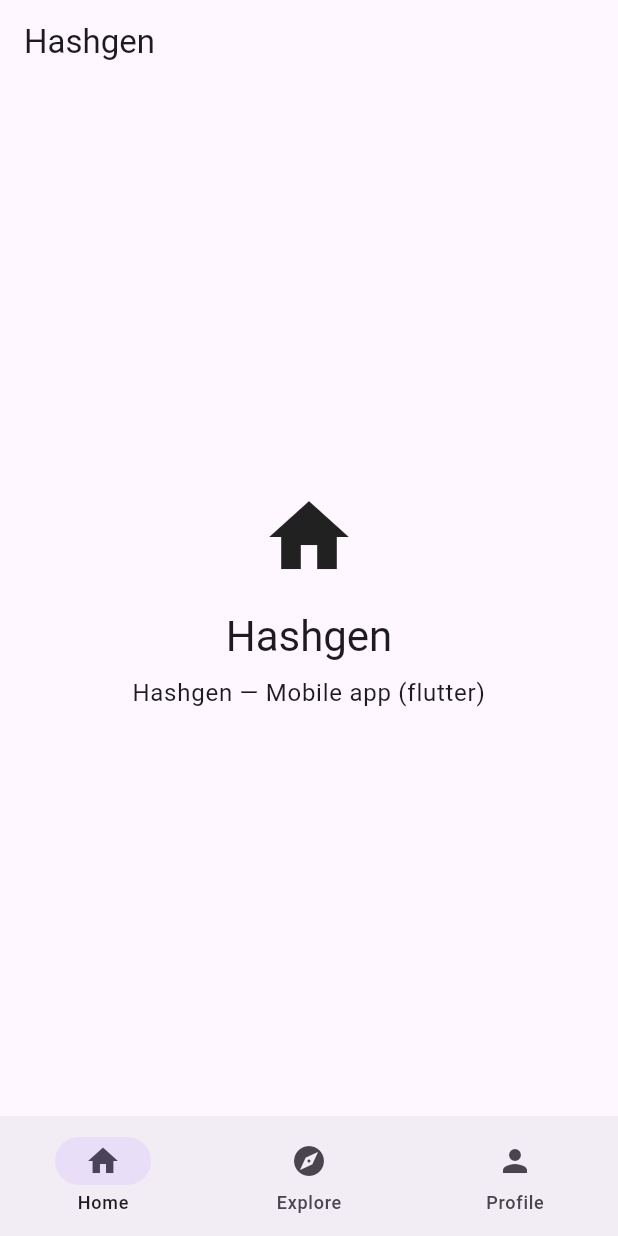
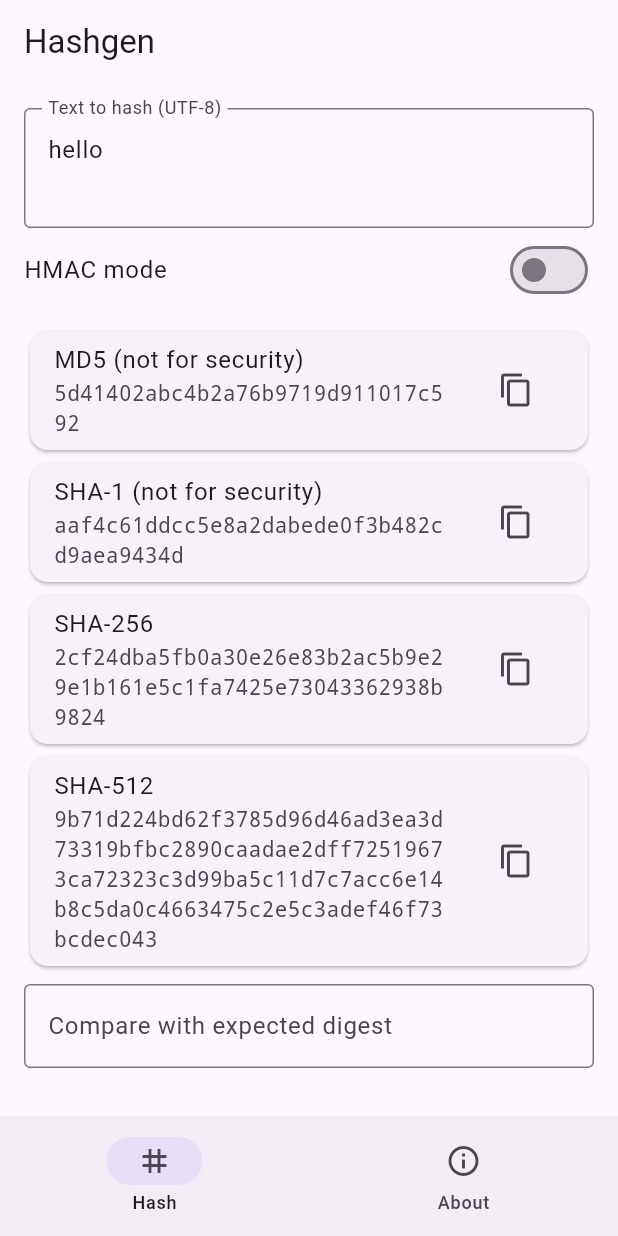
Before and after one commit to bookchaowalit-mobile/bookchaowalit-hashgen-mobile, a Flutter app: the screen it shows after launch, on a phone screen of 412 x 824 dp. Run offline on Flutter 3.47's test engine with Material 3 defaults, Android fonts, the phone set to English and light mode, and no system bars.

Commit message:
feat: implement MD5/SHA digests, HMAC mode and digest comparison
- Replace the Expo/npm workflow (every step ended in || true) with
  Flutter CI: dart format check, flutter analyze, flutter test.
- Add pure-Dart logic in lib/logic/ with unit tests plus widget tests.
- Replace placeholder Explore/Profile tabs with an About screen.
- Drop unused go_router/flutter_riverpod; regenerate a real pubspec.lock.
- Add docs/UPGRADE-PLAN.md and align README with the code.

Co-Authored-By: Claude Opus 5.5 <noreply@anthropic.com>
Claude-Session: https://claude.ai/code/session_01CtBSFr6s9abQ3XVZsU8QQK

```diff
--- a/analysis_options.yaml
+++ b/analysis_options.yaml
@@ -1 +1,5 @@
+analyzer:
+  exclude:
+    - build/**
+    - android/**
 include: package:flutter_lints/flutter.yaml
--- /dev/null
+++ b/lib/logic/hashing.dart
@@ -0,0 +1,67 @@
+/// Digest helpers built on package:crypto.
+library;
+
+import 'dart:convert';
+
+import 'package:crypto/crypto.dart' as crypto;
+
+enum HashAlgorithm {
+  md5('MD5'),
+  sha1('SHA-1'),
+  sha256('SHA-256'),
+  sha512('SHA-512');
+
+  const HashAlgorithm(this.label);
+  final String label;
+
+  crypto.Hash get _hash => switch (this) {
+        HashAlgorithm.md5 => crypto.md5,
+        HashAlgorithm.sha1 => crypto.sha1,
+        HashAlgorithm.sha256 => crypto.sha256,
+        HashAlgorithm.sha512 => crypto.sha512,
+      };
+
+  /// MD5 and SHA-1 are broken for collision resistance.
+  bool get isWeak => this == HashAlgorithm.md5 || this == HashAlgorithm.sha1;
+}
+
+/// Lower-case hex digest of the UTF-8 bytes of [text]. When [hmacKey] is
+/// non-null the HMAC of [text] with that key is returned instead.
+String digestHex(HashAlgorithm algorithm, String text, {String? hmacKey}) {
+  final bytes = utf8.encode(text);
+  if (hmacKey != null) {
+    return crypto.Hmac(algorithm._hash, utf8.encode(hmacKey))
+        .convert(bytes)
+        .toString();
+  }
+  return algorithm._hash.convert(bytes).toString();
+}
+
+Map<HashAlgorithm, String> allDigests(String text, {String? hmacKey}) => {
+      for (final a in HashAlgorithm.values)
+        a: digestHex(a, text, hmacKey: hmacKey),
+    };
+
+/// Normalises a pasted digest (trims, drops spaces/colons, lower-cases).
+String normaliseDigest(String input) =>
+    input.replaceAll(RegExp(r'[\s:]'), '').toLowerCase();
+
+/// Which algorithm's digest equals [expected], or null if none match.
+HashAlgorithm? matchDigest(
+    Map<HashAlgorithm, String> digests, String expected) {
+  final e = normaliseDigest(expected);
+  if (e.isEmpty) return null;
+  for (final entry in digests.entries) {
+    if (_constantTimeEquals(entry.value, e)) return entry.key;
+  }
+  return null;
+}
+
+bool _constantTimeEquals(String a, String b) {
+  if (a.length != b.length) return false;
+  var diff = 0;
+  for (var i = 0; i < a.length; i++) {
+    diff |= a.codeUnitAt(i) ^ b.codeUnitAt(i);
+  }
+  return diff == 0;
+}
--- a/lib/main.dart
+++ b/lib/main.dart
@@ -1,7 +1,7 @@
 import 'package:flutter/material.dart';
+
+import 'screens/about_screen.dart';
 import 'screens/home_screen.dart';
-import 'screens/explore_screen.dart';
-import 'screens/profile_screen.dart';
 
 void main() {
   runApp(const HashgenApp());
@@ -14,6 +14,7 @@ class HashgenApp extends StatelessWidget {
   Widget build(BuildContext context) {
     return MaterialApp(
       title: 'Hashgen',
+      debugShowCheckedModeBanner: false,
       theme: ThemeData(
         colorSchemeSeed: Colors.deepPurple,
         useMaterial3: true,
@@ -31,25 +32,27 @@ class HashgenApp extends StatelessWidget {
 
 class MainShell extends StatefulWidget {
   const MainShell({super.key});
+
   @override
   State<MainShell> createState() => _MainShellState();
 }
 
 class _MainShellState extends State<MainShell> {
   int _index = 0;
-  final _pages = const [HomeScreen(), ExploreScreen(), ProfileScreen()];
 
   @override
   Widget build(BuildContext context) {
     return Scaffold(
-      body: _pages[_index],
+      body: IndexedStack(
+        index: _index,
+        children: const [HomeScreen(), AboutScreen()],
+      ),
       bottomNavigationBar: NavigationBar(
         selectedIndex: _index,
         onDestinationSelected: (i) => setState(() => _index = i),
         destinations: const [
-          NavigationDestination(icon: Icon(Icons.home), label: 'Home'),
-          NavigationDestination(icon: Icon(Icons.explore), label: 'Explore'),
-          NavigationDestination(icon: Icon(Icons.person), label: 'Profile'),
+          NavigationDestination(icon: Icon(Icons.tag), label: 'Hash'),
+          NavigationDestination(icon: Icon(Icons.info_outline), label: 'About'),
         ],
       ),
     );
--- /dev/null
+++ b/lib/screens/about_screen.dart
@@ -0,0 +1,60 @@
+import 'package:flutter/material.dart';
+
+class AboutScreen extends StatelessWidget {
+  const AboutScreen({super.key});
+
+  @override
+  Widget build(BuildContext context) {
+    final textTheme = Theme.of(context).textTheme;
+    return Scaffold(
+      appBar: AppBar(title: const Text('About')),
+      body: ListView(
+        padding: const EdgeInsets.all(16),
+        children: [
+          Text('Hashgen', style: textTheme.headlineSmall),
+          const SizedBox(height: 8),
+          Text('Generate MD5, SHA-1, SHA-256 and SHA-512 digests of text.',
+              style: textTheme.bodyLarge),
+          const SizedBox(height: 16),
+          Text('Features', style: textTheme.titleMedium),
+          const SizedBox(height: 8),
+          const _Bullet(
+              'Hashes UTF-8 text with MD5, SHA-1, SHA-256 and SHA-512 (package:crypto)'),
+          const _Bullet('Optional HMAC mode with a key'),
+          const _Bullet('Compare a digest against an expected value'),
+          const SizedBox(height: 16),
+          Text('Privacy', style: textTheme.titleMedium),
+          const SizedBox(height: 8),
+          const Text(
+            'Everything runs on this device. The app has no account, '
+            'analytics or network calls, and data is kept only for the '
+            'current session.',
+          ),
+          const SizedBox(height: 16),
+          Text('Made by Chaowalit Greepoke · bookchaowalit.com',
+              style: textTheme.bodySmall),
+        ],
+      ),
+    );
+  }
+}
+
+class _Bullet extends StatelessWidget {
+  const _Bullet(this.text);
+
+  final String text;
+
+  @override
+  Widget build(BuildContext context) {
+    return Padding(
+      padding: const EdgeInsets.only(bottom: 6),
+      child: Row(
+        crossAxisAlignment: CrossAxisAlignment.start,
+        children: [
+          const Text('•  '),
+          Expanded(child: Text(text)),
+        ],
+      ),
+    );
+  }
+}
--- a/lib/screens/explore_screen.dart
+++ /dev/null
@@ -1,13 +0,0 @@
-import 'package:flutter/material.dart';
-
-class ExploreScreen extends StatelessWidget {
-  const ExploreScreen({super.key});
-
-  @override
-  Widget build(BuildContext context) {
-    return Scaffold(
-      appBar: AppBar(title: const Text('Explore')),
-      body: const Center(child: Text('Explore Hashgen features')),
-    );
-  }
-}
--- a/lib/screens/home_screen.dart
+++ b/lib/screens/home_screen.dart
@@ -1,25 +1,117 @@
 import 'package:flutter/material.dart';
+import 'package:flutter/services.dart';
 
-class HomeScreen extends StatelessWidget {
+import '../logic/hashing.dart';
+
+class HomeScreen extends StatefulWidget {
   const HomeScreen({super.key});
 
   @override
+  State<HomeScreen> createState() => _HomeScreenState();
+}
+
+class _HomeScreenState extends State<HomeScreen> {
+  final _text = TextEditingController(text: 'hello');
+  final _key = TextEditingController();
+  final _expected = TextEditingController();
+  bool _hmac = false;
+
+  @override
+  void dispose() {
+    _text.dispose();
+    _key.dispose();
+    _expected.dispose();
+    super.dispose();
+  }
+
+  @override
   Widget build(BuildContext context) {
+    final digests = allDigests(_text.text, hmacKey: _hmac ? _key.text : null);
+    final expected = _expected.text.trim();
+    final match = matchDigest(digests, expected);
+    final colors = Theme.of(context).colorScheme;
     return Scaffold(
       appBar: AppBar(title: const Text('Hashgen')),
-      body: Center(
-        child: Column(
-          mainAxisAlignment: MainAxisAlignment.center,
-          children: [
-            const Icon(Icons.home, size: 64),
-            const SizedBox(height: 16),
-            Text('Hashgen', style: Theme.of(context).textTheme.headlineMedium),
-            const SizedBox(height: 8),
-            Text('Hashgen — Mobile app (flutter)',
-                style: Theme.of(context).textTheme.bodyLarge,
-                textAlign: TextAlign.center),
-          ],
-        ),
+      body: ListView(
+        padding: const EdgeInsets.all(16),
+        children: [
+          TextField(
+            key: const Key('text-input'),
+            controller: _text,
+            minLines: 2,
+            maxLines: 6,
+            decoration: const InputDecoration(
+              labelText: 'Text to hash (UTF-8)',
+              border: OutlineInputBorder(),
+            ),
+            onChanged: (_) => setState(() {}),
+          ),
+          SwitchListTile(
+            key: const Key('hmac-switch'),
+            contentPadding: EdgeInsets.zero,
+            title: const Text('HMAC mode'),
+            value: _hmac,
+            onChanged: (v) => setState(() => _hmac = v),
+          ),
+          if (_hmac)
+            TextField(
+              key: const Key('key-input'),
+              controller: _key,
+              obscureText: true,
+              decoration: const InputDecoration(
+                labelText: 'HMAC key',
+                border: OutlineInputBorder(),
+              ),
+              onChanged: (_) => setState(() {}),
+            ),
+          const SizedBox(height: 8),
+          for (final a in HashAlgorithm.values)
+            Card(
+              child: ListTile(
+                title: Text(
+                  '${_hmac ? 'HMAC-' : ''}${a.label}'
+                  '${a.isWeak ? ' (not for security)' : ''}',
+                ),
+                subtitle: SelectableText(
+                  digests[a]!,
+                  key: Key('digest-${a.name}'),
+                  style: const TextStyle(fontFamily: 'monospace'),
+                ),
+                trailing: IconButton(
+                  tooltip: 'Copy ${a.label}',
+                  icon: const Icon(Icons.copy),
+                  onPressed: () {
+                    Clipboard.setData(ClipboardData(text: digests[a]!));
+                    ScaffoldMessenger.of(context).showSnackBar(
+                      SnackBar(content: Text('${a.label} copied')),
+                    );
+                  },
+                ),
+              ),
+            ),
+          const SizedBox(height: 8),
+          TextField(
+            key: const Key('expected-input'),
+            controller: _expected,
+            decoration: const InputDecoration(
+              labelText: 'Compare with expected digest',
+              border: OutlineInputBorder(),
+            ),
+            onChanged: (_) => setState(() {}),
+          ),
+          if (expected.isNotEmpty)
+            Padding(
+              padding: const EdgeInsets.only(top: 8),
+              child: Text(
+                match == null ? 'No match' : 'Matches ${match.label}',
+                key: const Key('match-result'),
+                style: TextStyle(
+                  color: match == null ? colors.error : colors.primary,
+                  fontWeight: FontWeight.bold,
+                ),
+              ),
+            ),
+        ],
       ),
     );
   }
--- a/pubspec.yaml
+++ b/pubspec.yaml
@@ -1,5 +1,5 @@
 name: hashgen
-description: "Hashgen — Mobile app (flutter)"
+description: "Generate MD5, SHA-1, SHA-256 and SHA-512 digests of text."
 publish_to: "none"
 version: 1.0.0+1
 
@@ -10,8 +10,7 @@ dependencies:
   flutter:
     sdk: flutter
   cupertino_icons: ^1.0.8
-  go_router: ^14.2.0
-  flutter_riverpod: ^2.5.1
+  crypto: ^3.0.6
 
 dev_dependencies:
   flutter_test:
```
Also changed, not shown: lib/screens/profile_screen.dart (deleted, +0 -24 lines), pubspec.lock, 5 other files.
